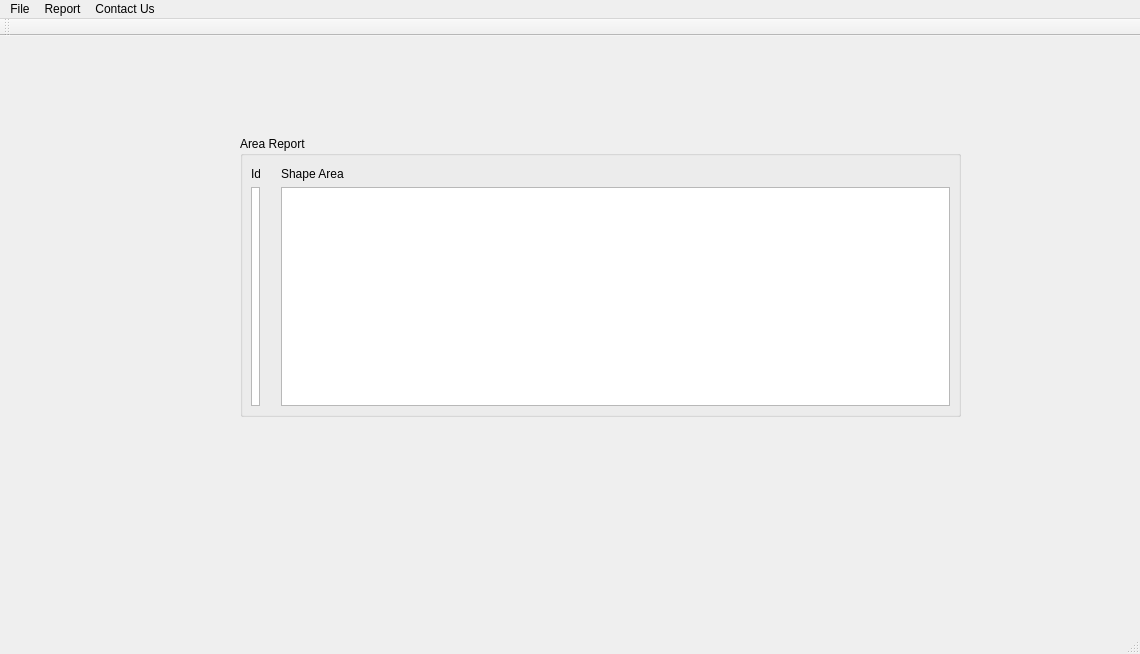
akarapetian/Brogrammers-2D-Shape-Drawer, file Fresh-Start/mainwindow.ui: the form before one commit.
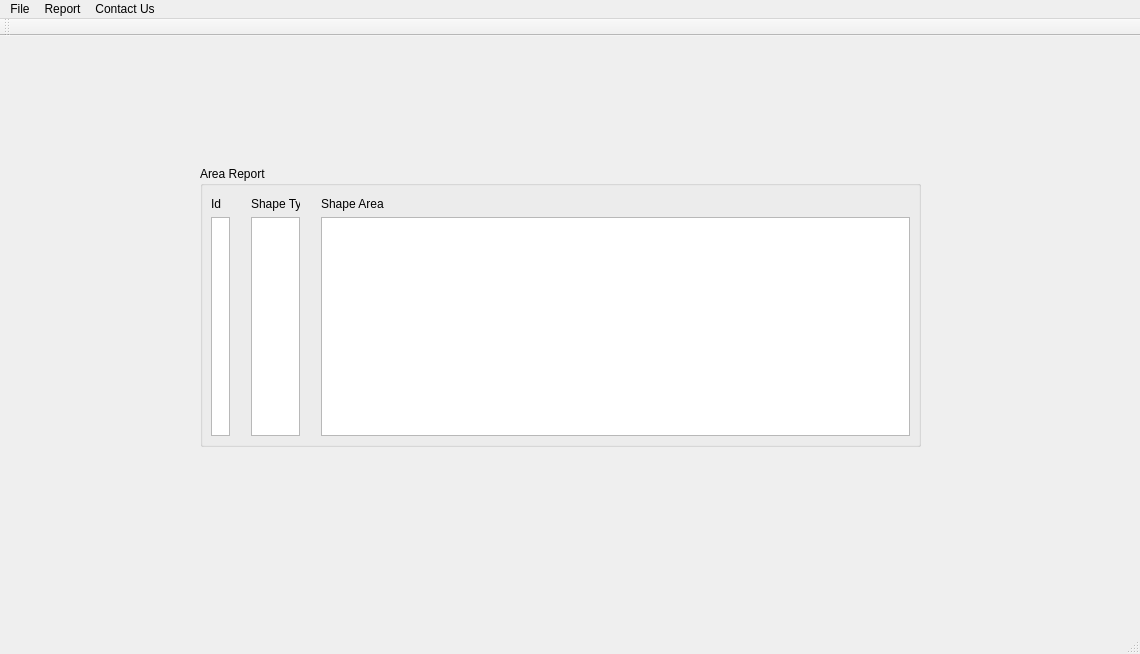
The form after the commit. The open tabs and pages were chosen to show the change. Custom widgets are drawn as their Qt base class.

Commit message: Reports are finished

Patch:
```diff
--- a/Fresh-Start/mainwindow.ui
+++ b/Fresh-Start/mainwindow.ui
@@ -215,8 +215,8 @@
      <widget class="QGroupBox" name="groupBox_3">
       <property name="geometry">
        <rect>
-        <x>230</x>
-        <y>90</y>
+        <x>190</x>
+        <y>120</y>
         <width>721</width>
         <height>281</height>
        </rect>
@@ -229,7 +229,7 @@
         <rect>
          <x>0</x>
          <y>20</y>
-         <width>31</width>
+         <width>41</width>
          <height>261</height>
         </rect>
        </property>
@@ -249,9 +249,9 @@
       <widget class="QWidget" name="layoutWidget_3">
        <property name="geometry">
         <rect>
-         <x>30</x>
+         <x>110</x>
          <y>20</y>
-         <width>691</width>
+         <width>611</width>
          <height>261</height>
         </rect>
        </property>
@@ -268,6 +268,28 @@
         </item>
        </layout>
       </widget>
+      <widget class="QWidget" name="">
+       <property name="geometry">
+        <rect>
+         <x>40</x>
+         <y>20</y>
+         <width>71</width>
+         <height>261</height>
+        </rect>
+       </property>
+       <layout class="QVBoxLayout" name="verticalLayout_7">
+        <item>
+         <widget class="QLabel" name="label_8">
+          <property name="text">
+           <string>Shape Type</string>
+          </property>
+         </widget>
+        </item>
+        <item>
+         <widget class="QListWidget" name="typeListWidget_2"/>
+        </item>
+       </layout>
+      </widget>
      </widget>
     </widget>
    </widget>
```
Left out of the diff: 38 changed lines with no effect on the pictures. The commit also changes 2 other files.
